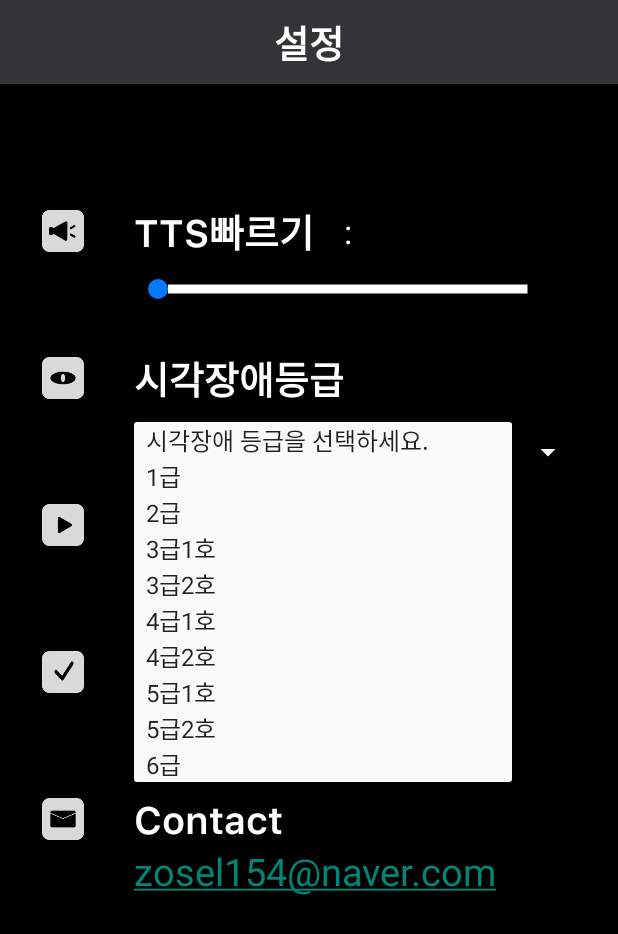
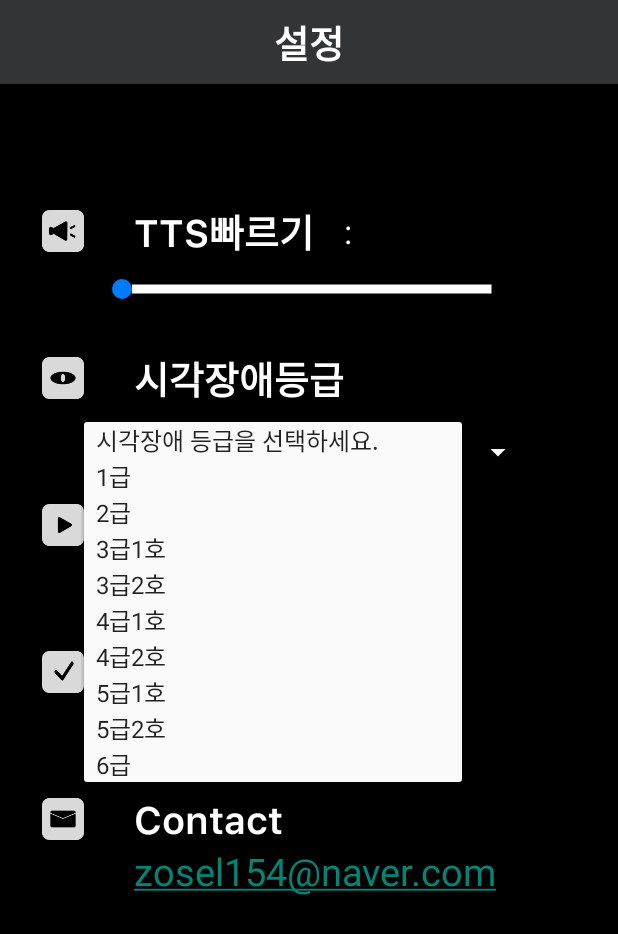
Before and after one commit to Bitda2022/cee_android, an Android app: the fragment SettingFragment shown on its own in the app's theme, after a tap on "시각장애 등급을 선택하세요.", on a phone screen of 412 x 824 dp. Shown: the top 934 px of the screen. Run offline under Robolectric (Android 15) with nearby library versions, the phone set to English and light mode, and no system bars.

Commit message:
feat/setting end

```diff
--- a/app/src/main/java/com/example/cee_project1/fragment/SettingFragment.kt
+++ b/app/src/main/java/com/example/cee_project1/fragment/SettingFragment.kt
@@ -8,6 +8,7 @@ import android.view.ViewGroup
 import android.widget.ArrayAdapter
 import android.widget.SeekBar
 import android.widget.Spinner
+import android.widget.Toast
 import androidx.fragment.app.Fragment
 import com.example.cee_project1.R
 import com.example.cee_project1.CEEApplication.Companion.tts
@@ -16,6 +17,7 @@ import com.example.cee_project1.service.TTSService
 
 
 class SettingFragment : Fragment() {
+
 
     lateinit var binding: FragmentSettingBinding
 
@@ -27,31 +29,29 @@ class SettingFragment : Fragment() {
         binding = FragmentSettingBinding.inflate(inflater, container, false)
 
         eyespinner()
-        speed()
+        // test tts code
+//        testTTS()
 
-        // test tts code
-        testTTS()
+
+        binding.setSpeedSk.setOnSeekBarChangeListener(object :SeekBar.OnSeekBarChangeListener{
+            override fun onProgressChanged(seekbar: SeekBar?, progress: Int, fromUser: Boolean) {
+                binding.settingProgressTv.text = progress.toString()
+                tts.setSpeed((1 + progress / 10).toFloat())
+
+            }
+
+            override fun onStartTrackingTouch(p0: SeekBar?) {
+            }
+
+            override fun onStopTrackingTouch(p0: SeekBar?) {
+                tts.addContents("빠르기 "+ p0!!.progress)
+                tts.play()
+            }
+        })
 
         return binding.root
 
     }
-
-    private fun speed() {
-        binding.setSpeedSk.setOnSeekBarChangeListener(object :SeekBar.OnSeekBarChangeListener{
-            override fun onProgressChanged(seekbar: SeekBar?, progress: Int, fromUser: Boolean) {
-
-                binding.settingProgressTv.text = "change : $progress"
-            }
-            override fun onStartTrackingTouch(seekbar: SeekBar?) {
-                binding.settingProgressTv.text = "start : ${seekbar!!.progress}"
-            }
-
-            override fun onStopTrackingTouch(seekbar: SeekBar?) {
-                binding.settingProgressTv.text = "stop : ${seekbar!!.progress}"
-            }
-        })
-    }
-
 
 
     private fun eyespinner() {
@@ -61,36 +61,40 @@ class SettingFragment : Fragment() {
     }
 
 
-    private fun testTTS() {
-        tts.setSpeed(1.3f)
-        tts.addContents("소비")
-        //tts.addContents("만족을 얻으려고 생활에 필요한 재화나 서비스를 구매 또는 사용하는 행위")
-        //tts.addContents("컴퓨터 게임 프로그램을 산 것은 소비이지만, 유튜브 동영상을 만들기 위해서 동영상 편집 프로그램을 산 것은 소비가 아닙니다. " +
-                //"기계·장비·도구 등을 구입하는 것은 ‘최종적으로’ 사용해 다 써버리는 행위가 아니라, 다른 재화와 서비스를 효율적으로 생산하기 위한 수단으로 오랫동안 반복 사용하는 행위이기 때문에 경제학에서는 이를 ‘투자’라고 부릅니다.")
-        binding.root.setOnClickListener {
-            tts.execute()
-        }
-        binding.setContactTv.setOnClickListener {
-            tts.goBack()
-        }
-        binding.setSpeedIv.setOnClickListener {
-            tts.goForward()
-        }
-        tts.setOnDoneListener(
-            object : TTSService.OnDoneListener() {
-                override fun afterDone() {
-                    Log.d("tts", "afterDone: success")
-                    tts.addContents("소비")
-                    tts.addContents("만족을 얻으려고 생활에 필요한 재화나 서비스를 구매 또는 사용하는 행위")
-                    tts.addContents("컴퓨터 게임 프로그램을 산 것은 소비이지만, 유튜브 동영상을 만들기 위해서 동영상 편집 프로그램을 산 것은 소비가 아닙니다. " +
-                            "기계·장비·도구 등을 구입하는 것은 ‘최종적으로’ 사용해 다 써버리는 행위가 아니라, 다른 재화와 서비스를 효율적으로 생산하기 위한 수단으로 오랫동안 반복 사용하는 행위이기 때문에 경제학에서는 이를 ‘투자’라고 부릅니다.")
-                }
-            }
-        )
-//        tts.pause()
-//        tts.play()
-//        tts.pause()
 
-    }
+
+//    private fun testTTS() {
+//        tts.setSpeed(1.3f)
+//        tts.addContents("예시입니다")
+//        //tts.addContents("만족을 얻으려고 생활에 필요한 재화나 서비스를 구매 또는 사용하는 행위")
+//        //tts.addContents("컴퓨터 게임 프로그램을 산 것은 소비이지만, 유튜브 동영상을 만들기 위해서 동영상 편집 프로그램을 산 것은 소비가 아닙니다. " +
+//                //"기계·장비·도구 등을 구입하는 것은 ‘최종적으로’ 사용해 다 써버리는 행위가 아니라, 다른 재화와 서비스를 효율적으로 생산하기 위한 수단으로 오랫동안 반복 사용하는 행위이기 때문에 경제학에서는 이를 ‘투자’라고 부릅니다.")
+//        binding.root.setOnClickListener {
+//            tts.execute()
+//        }
+////        binding.setContactTv.setOnClickListener {
+////            tts.goBack()
+////        }
+////        binding.setSpeedIv.setOnClickListener {
+////            tts.goForward()
+////        }
+////        tts.setOnDoneListener(
+////            object : TTSService.OnDoneListener() {
+////                override fun afterDone() {
+////                    Log.d("tts", "afterDone: success")
+////                    tts.addContents("소비")
+////                    tts.addContents("만족을 얻으려고 생활에 필요한 재화나 서비스를 구매 또는 사용하는 행위")
+////                    tts.addContents("컴퓨터 게임 프로그램을 산 것은 소비이지만, 유튜브 동영상을 만들기 위해서 동영상 편집 프로그램을 산 것은 소비가 아닙니다. " +
+////                            "기계·장비·도구 등을 구입하는 것은 ‘최종적으로’ 사용해 다 써버리는 행위가 아니라, 다른 재화와 서비스를 효율적으로 생산하기 위한 수단으로 오랫동안 반복 사용하는 행위이기 때문에 경제학에서는 이를 ‘투자’라고 부릅니다.")
+////                }
+////            }
+////        )
+////        tts.pause()
+////        tts.play()
+////        tts.pause()
+//
+//    }
+
+
 
 }
--- a/app/src/main/res/layout/fragment_setting.xml
+++ b/app/src/main/res/layout/fragment_setting.xml
@@ -71,12 +71,13 @@
         android:layout_width="281dp"
         android:layout_height="50dp"
         app:layout_constraintTop_toBottomOf="@id/set_speed_iv"
-        app:layout_constraintStart_toStartOf="@id/set_speed_tv"
+        app:layout_constraintStart_toStartOf="parent"
+        app:layout_constraintEnd_toEndOf="parent"
         android:backgroundTint="@color/white"
         android:max="10"
         android:progress="0"
         android:thumb="@drawable/seekbar_theme_thumb"
-        android:progressDrawable="@drawable/seekbar_theme"/>
+        android:progressDrawable="@drawable/seekbar_theme" />
 
 
 
@@ -111,7 +112,8 @@
         android:id="@+id/set_eye_sp"
         android:layout_width="300dp"
         android:layout_height="40dp"
-        app:layout_constraintStart_toStartOf="@id/set_eye_tv"
+        app:layout_constraintStart_toStartOf="parent"
+        app:layout_constraintEnd_toEndOf="parent"
         app:layout_constraintTop_toBottomOf="@id/set_eye_tv"
         android:layout_marginTop="10dp"
         android:backgroundTint="@color/white"/>
```
